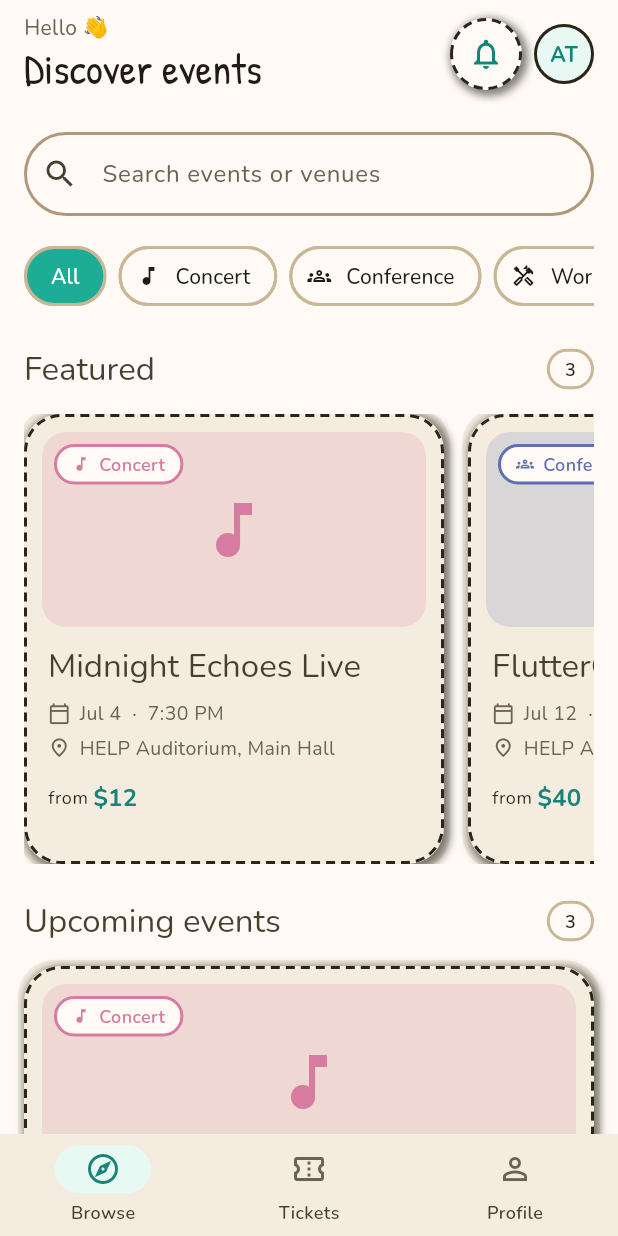
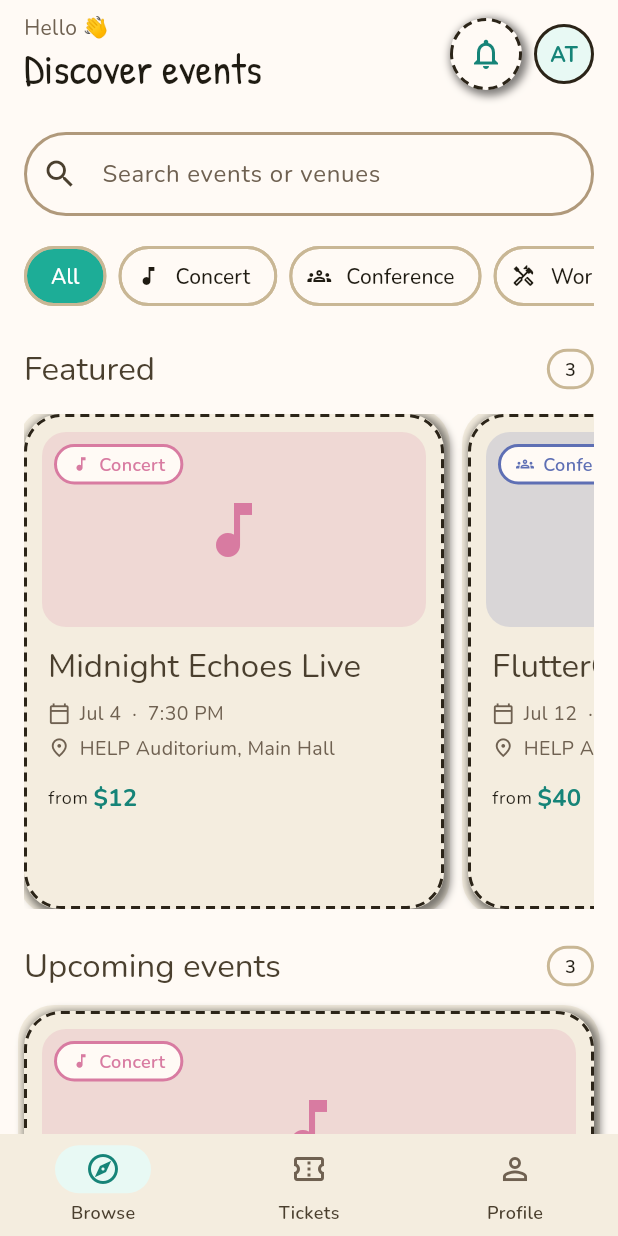
Before and after one commit to subaasw/evora-app, a Flutter app: the EventListScreen screen opened by its route, on a phone screen of 412 x 824 dp. Run offline on Flutter 3.47's test engine with Material 3 defaults, Android fonts, the phone set to English and light mode, and no system bars; our stand-ins replace fl_chart, go_router, google_fonts, qr_flutter; missing offline and left inert: mobile_scanner.

Commit message:
fix: card and checkout bar overflows

```diff
--- a/lib/features/attendee/event_list_screen.dart
+++ b/lib/features/attendee/event_list_screen.dart
@@ -62,7 +62,7 @@ class _EventListScreenState extends State<EventListScreen> {
               _SectionTitle(title: 'Featured', trailing: '${featured.length}'),
               const SizedBox(height: AppSpacing.md),
               SizedBox(
-                height: 300,
+                height: 330,
                 child: ListView.separated(
                   scrollDirection: Axis.horizontal,
                   itemCount: featured.length,
--- a/lib/widgets/event_card.dart
+++ b/lib/widgets/event_card.dart
@@ -29,7 +29,12 @@ class EventCard extends StatelessWidget {
               child: Column(
                 crossAxisAlignment: CrossAxisAlignment.start,
                 children: [
-                  Text(event.title, style: theme.textTheme.titleLarge),
+                  Text(
+                    event.title,
+                    style: theme.textTheme.titleLarge,
+                    maxLines: 2,
+                    overflow: TextOverflow.ellipsis,
+                  ),
                   const SizedBox(height: 8),
                   _MetaRow(icon: Icons.calendar_today_outlined, text: '${formatDay(event.date)}  ·  ${formatTime(event.date)}'),
                   const SizedBox(height: 4),
```
Also changed, not shown: lib/widgets/checkout_bar.dart (+9 -2 lines).
